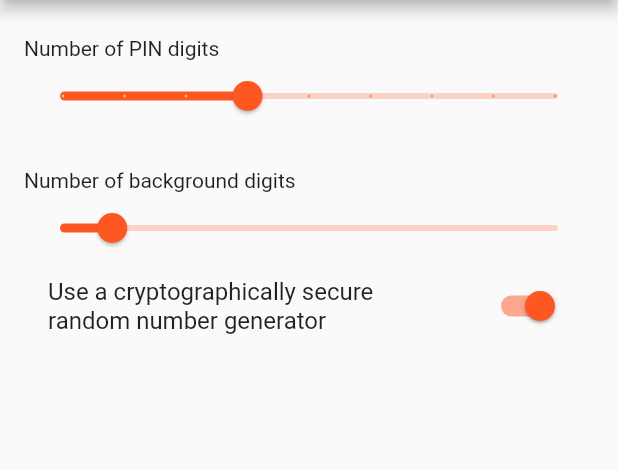
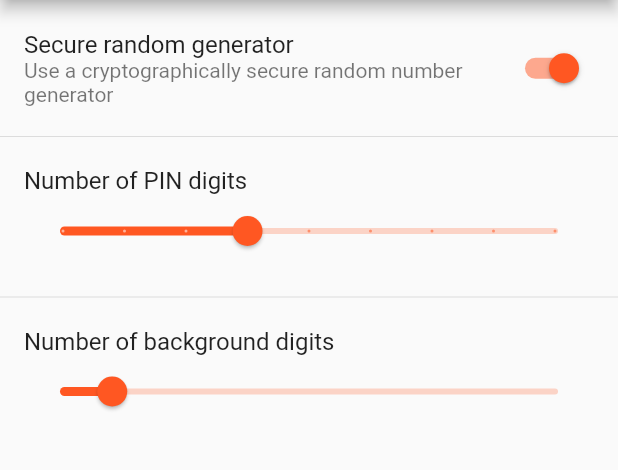
Before and after one commit to devaurelian/pin_generator, a Flutter app: the SettingsScreen screen opened directly, on a phone screen of 412 x 824 dp, the part 84-554 px from its top. Run offline on Flutter 3.47's test engine with Material 2 defaults, Android fonts, the phone set to English and light mode, and no system bars; our stand-ins replace share, shared_preferences; accounts and stored records are empty.

Commit message:
Improve the Settings screen layout

```diff
--- a/lib/screens/settings.dart
+++ b/lib/screens/settings.dart
@@ -43,16 +43,32 @@ class _SettingsScreenState extends State<SettingsScreen> {
 
   @override
   Widget build(BuildContext context) {
+    const EdgeInsets listTilePadding = EdgeInsets.all(16.0);
+
     return Scaffold(
       appBar: AppBar(
         title: Text(Strings.settingsTitle),
       ),
-      body: Padding(
-        padding: EdgeInsets.symmetric(vertical: 24, horizontal: 16),
-        child: ListView(
-          children: <Widget>[
-            Text(Strings.pinDigitCountSetting),
-            Slider(
+      body: ListView(
+        children: ListTile.divideTiles(
+          context: context,
+          tiles: [
+            SwitchListTile(
+              contentPadding: listTilePadding,
+              title: const Text(Strings.useSecureRandomSettingTitle),
+              subtitle: const Text(Strings.useSecureRandomSettingSubtitle),
+              value: _useSecureRandom,
+              onChanged: (bool value) {
+                setState(() {
+                  _useSecureRandom = value;
+                  SettingsProvider.setUseSecureRandom(_useSecureRandom);
+                });
+              },
+            ),
+            ListTile(
+              contentPadding: listTilePadding,
+              title: Text(Strings.pinDigitCountSetting),
+              subtitle: Slider(
                 min: SettingsProvider.pinDigitCountMin.toDouble(),
                 max: SettingsProvider.pinDigitCountMax.toDouble(),
                 divisions: SettingsProvider.pinDigitCountMax -
@@ -64,9 +80,11 @@ class _SettingsScreenState extends State<SettingsScreen> {
                   SettingsProvider.setPinDigitCount(_pinDigitCount);
                 }),
               ),
-            SizedBox(height: 24),
-            Text(Strings.backDigitCountSetting),
-            Slider(
+            ),
+            ListTile(
+              contentPadding: listTilePadding,
+              title: Text(Strings.backDigitCountSetting),
+              subtitle: Slider(
                 min: SettingsProvider.backDigitCountMin.toDouble(),
                 max: SettingsProvider.backDigitCountMax.toDouble(),
                 divisions: SettingsProvider.backDigitCountMax -
@@ -80,19 +98,9 @@ class _SettingsScreenState extends State<SettingsScreen> {
                   });
                 },
               ),
-            SwitchListTile(
-              title: const Text(Strings.useSecureRandomSetting),
-              value: _useSecureRandom,
-              onChanged: (bool value) {
-                setState(() {
-                  _useSecureRandom = value;
-                  SettingsProvider.setUseSecureRandom(_useSecureRandom);
-                });
-              },
-//              secondary: const Icon(Icons.shuffle),
-            )
+            ),
           ],
-        ),
+        ).toList(),
       ),
     );
   }
--- a/lib/utils/strings.dart
+++ b/lib/utils/strings.dart
@@ -20,7 +20,8 @@ class Strings {
   static const String settingsTitle = 'Settings';
   static const String pinDigitCountSetting = 'Number of PIN digits';
   static const String backDigitCountSetting = 'Number of background digits';
-  static const String useSecureRandomSetting =
+  static const String useSecureRandomSettingTitle = 'Secure random generator';
+  static const String useSecureRandomSettingSubtitle =
       'Use a cryptographically secure random number generator';
 
   static const String rateAppMenuItem = 'Rate app';
```
Lines whose indentation alone changed are shown as unchanged.
